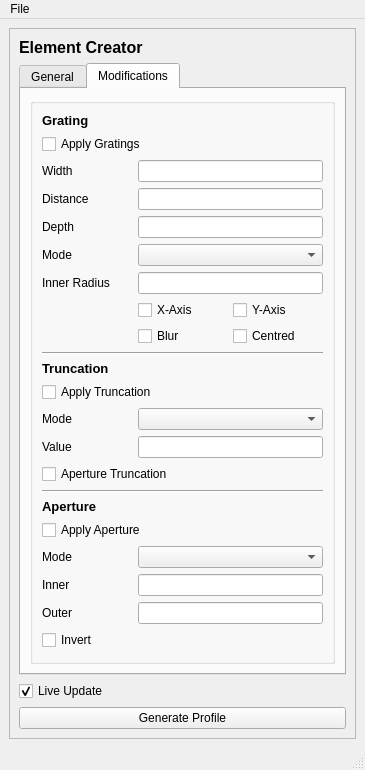
Above: juno/ui/qtdesigner_files/ElementCreation.ui from DeMarcoLab/juno before the change. Below: the same form after it.
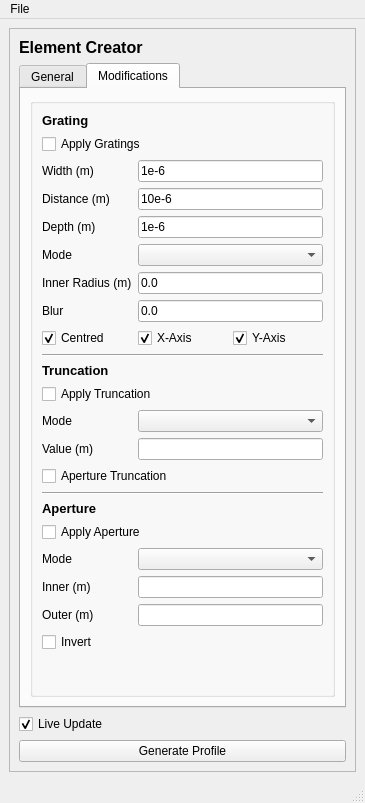
That is the form after the change.

Commit message: [FEAT] add changable value to grating blur

The edit to the form file:
```diff
--- a/juno/ui/qtdesigner_files/ElementCreation.ui
+++ b/juno/ui/qtdesigner_files/ElementCreation.ui
@@ -7,7 +7,7 @@
     <x>0</x>
     <y>0</y>
     <width>365</width>
-    <height>718</height>
+    <height>803</height>
    </rect>
   </property>
   <property name="windowTitle">
@@ -210,21 +210,121 @@
               <bool>true</bool>
              </property>
              <layout class="QGridLayout" name="gridLayout_6">
-              <item row="22" column="0">
-               <widget class="QLabel" name="label_aperture_outer">
+              <item row="1" column="0" colspan="3">
+               <widget class="QCheckBox" name="checkBox_use_grating">
                 <property name="text">
-                 <string>Outer</string>
+                 <string>Apply Gratings</string>
                 </property>
                </widget>
               </item>
               <item row="2" column="0">
                <widget class="QLabel" name="label_grating_width">
                 <property name="text">
-                 <string>Width</string>
+                 <string>Width (m)</string>
                 </property>
                </widget>
               </item>
-              <item row="24" column="1">
+              <item row="2" column="1" colspan="2">
+               <widget class="QLineEdit" name="lineEdit_grating_width">
+                <property name="text">
+                 <string>1e-6</string>
+                </property>
+               </widget>
+              </item>
+              <item row="14" column="1" colspan="2">
+               <widget class="QComboBox" name="comboBox_truncation_mode"/>
+              </item>
+              <item row="10" column="0" colspan="3">
+               <widget class="Line" name="line">
+                <property name="orientation">
+                 <enum>Qt::Horizontal</enum>
+                </property>
+               </widget>
+              </item>
+              <item row="3" column="0">
+               <widget class="QLabel" name="label_grating_distance">
+                <property name="text">
+                 <string>Distance (m)</string>
+                </property>
+               </widget>
+              </item>
+              <item row="13" column="0" colspan="2">
+               <widget class="QCheckBox" name="checkBox_use_truncation">
+                <property name="text">
+                 <string>Apply Truncation</string>
+                </property>
+               </widget>
+              </item>
+              <item row="21" column="0">
+               <widget class="QLabel" name="label_aperture_mode">
+                <property name="text">
+                 <string>Mode</string>
+                </property>
+               </widget>
+              </item>
+              <item row="8" column="2">
+               <widget class="QCheckBox" name="checkBox_grating_y_axis">
+                <property name="text">
+                 <string>Y-Axis</string>
+                </property>
+                <property name="checked">
+                 <bool>true</bool>
+                </property>
+               </widget>
+              </item>
+              <item row="4" column="0">
+               <widget class="QLabel" name="label_grating_depth">
+                <property name="text">
+                 <string>Depth (m)</string>
+                </property>
+               </widget>
+              </item>
+              <item row="22" column="0">
+               <widget class="QLabel" name="label_aperture_inner">
+                <property name="text">
+                 <string>Inner (m)</string>
+                </property>
+               </widget>
+              </item>
+              <item row="4" column="1" colspan="2">
+               <widget class="QLineEdit" name="lineEdit_grating_depth">
+                <property name="text">
+                 <string>1e-6</string>
+                </property>
+               </widget>
+              </item>
+              <item row="8" column="0">
+               <widget class="QCheckBox" name="checkBox_grating_centred">
+                <property name="text">
+                 <string>Centred</string>
+                </property>
+                <property name="checked">
+                 <bool>true</bool>
+                </property>
+               </widget>
+              </item>
+              <item row="24" column="0">
+               <widget class="QCheckBox" name="checkBox_aperture_invert">
+                <property name="text">
+                 <string>Invert</string>
+                </property>
+               </widget>
+              </item>
+              <item row="19" column="0" colspan="3">
+               <widget class="QLabel" name="label_aperture_header">
+                <property name="font">
+                 <font>
+                  <pointsize>10</pointsize>
+                  <weight>75</weight>
+                  <bold>true</bold>
+                 </font>
+                </property>
+                <property name="text">
+                 <string>Aperture</string>
+                </property>
+               </widget>
+              </item>
+              <item row="25" column="1">
                <spacer name="verticalSpacer">
                 <property name="orientation">
                  <enum>Qt::Vertical</enum>
@@ -237,130 +337,93 @@
                 </property>
                </spacer>
               </item>
-              <item row="16" column="0" colspan="3">
-               <widget class="Line" name="line_2">
-                <property name="orientation">
-                 <enum>Qt::Horizontal</enum>
+              <item row="0" column="0">
+               <widget class="QLabel" name="label_grating_header">
+                <property name="font">
+                 <font>
+                  <pointsize>10</pointsize>
+                  <weight>75</weight>
+                  <bold>true</bold>
+                 </font>
                 </property>
+                <property name="text">
+                 <string>Grating</string>
+                </property>
                </widget>
               </item>
-              <item row="21" column="0">
-               <widget class="QLabel" name="label_aperture_inner">
+              <item row="14" column="0">
+               <widget class="QLabel" name="label_truncation_mode">
                 <property name="text">
-                 <string>Inner</string>
+                 <string>Mode</string>
                 </property>
                </widget>
               </item>
-              <item row="3" column="0">
-               <widget class="QLabel" name="label_grating_distance">
+              <item row="5" column="1" colspan="2">
+               <widget class="QComboBox" name="comboBox_grating_mode"/>
+              </item>
+              <item row="6" column="1" colspan="2">
+               <widget class="QLineEdit" name="lineEdit_grating_inner_radius">
                 <property name="text">
-                 <string>Distance</string>
+                 <string>0.0</string>
                 </property>
                </widget>
               </item>
-              <item row="13" column="1" colspan="2">
-               <widget class="QComboBox" name="comboBox_truncation_mode"/>
+              <item row="23" column="1" colspan="2">
+               <widget class="QLineEdit" name="lineEdit_aperture_outer"/>
+              </item>
+              <item row="15" column="0">
+               <widget class="QLabel" name="label_truncation_value">
+                <property name="text">
+                 <string>Value (m)</string>
+                </property>
+               </widget>
               </item>
               <item row="3" column="1" colspan="2">
-               <widget class="QLineEdit" name="lineEdit_grating_distance"/>
-              </item>
-              <item row="2" column="1" colspan="2">
-               <widget class="QLineEdit" name="lineEdit_grating_width"/>
-              </item>
-              <item row="21" column="1" colspan="2">
-               <widget class="QLineEdit" name="lineEdit_aperture_inner"/>
-              </item>
-              <item row="4" column="0">
-               <widget class="QLabel" name="label_grating_depth">
+               <widget class="QLineEdit" name="lineEdit_grating_distance">
                 <property name="text">
-                 <string>Depth</string>
+                 <string>10e-6</string>
                 </property>
                </widget>
               </item>
-              <item row="19" column="0" colspan="3">
+              <item row="20" column="0" colspan="3">
                <widget class="QCheckBox" name="checkBox_use_aperture">
                 <property name="text">
                  <string>Apply Aperture</string>
                 </property>
                </widget>
               </item>
-              <item row="12" column="0" colspan="2">
-               <widget class="QCheckBox" name="checkBox_use_truncation">
-                <property name="text">
-                 <string>Apply Truncation</string>
-                </property>
-               </widget>
-              </item>
-              <item row="1" column="0" colspan="3">
-               <widget class="QCheckBox" name="checkBox_use_grating">
-                <property name="text">
-                 <string>Apply Gratings</string>
-                </property>
-               </widget>
-              </item>
-              <item row="20" column="1" colspan="2">
+              <item row="21" column="1" colspan="2">
                <widget class="QComboBox" name="comboBox_aperture_mode"/>
               </item>
-              <item row="14" column="1" colspan="2">
+              <item row="15" column="1" colspan="2">
                <widget class="QLineEdit" name="lineEdit_truncation_value"/>
               </item>
-              <item row="10" column="0" colspan="3">
-               <widget class="QLabel" name="label_truncation_header">
-                <property name="font">
-                 <font>
-                  <pointsize>10</pointsize>
-                  <weight>75</weight>
-                  <bold>true</bold>
-                 </font>
-                </property>
-                <property name="text">
-                 <string>Truncation</string>
-                </property>
-               </widget>
-              </item>
-              <item row="9" column="0" colspan="3">
-               <widget class="Line" name="line">
-                <property name="orientation">
-                 <enum>Qt::Horizontal</enum>
-                </property>
-               </widget>
-              </item>
               <item row="23" column="0">
-               <widget class="QCheckBox" name="checkBox_aperture_invert">
+               <widget class="QLabel" name="label_aperture_outer">
                 <property name="text">
-                 <string>Invert</string>
+                 <string>Outer (m)</string>
                 </property>
                </widget>
               </item>
-              <item row="22" column="1" colspan="2">
-               <widget class="QLineEdit" name="lineEdit_aperture_outer"/>
+              <item row="8" column="1">
+               <widget class="QCheckBox" name="checkBox_grating_x_axis">
+                <property name="text">
+                 <string>X-Axis</string>
+                </property>
+                <property name="checked">
+                 <bool>true</bool>
+                </property>
+               </widget>
               </item>
-              <item row="4" column="1" colspan="2">
-               <widget class="QLineEdit" name="lineEdit_grating_depth"/>
-              </item>
-              <item row="15" column="0" colspan="2">
+              <item row="16" column="0" colspan="2">
                <widget class="QCheckBox" name="checkBox_truncation_aperture">
                 <property name="text">
                  <string>Aperture Truncation</string>
                 </property>
                </widget>
               </item>
-              <item row="13" column="0">
-               <widget class="QLabel" name="label_truncation_mode">
-                <property name="text">
-                 <string>Mode</string>
-                </property>
-               </widget>
-              </item>
-              <item row="20" column="0">
-               <widget class="QLabel" name="label_aperture_mode">
-                <property name="text">
-                 <string>Mode</string>
-                </property>
-               </widget>
-              </item>
-              <item row="0" column="0">
-               <widget class="QLabel" name="label_grating_header">
+              <item row="11" column="0" colspan="3">
+               <widget class="QLabel" name="label_truncation_header">
                 <property name="font">
                  <font>
                   <pointsize>10</pointsize>
@@ -369,79 +432,48 @@
                  </font>
                 </property>
                 <property name="text">
-                 <string>Grating</string>
+                 <string>Truncation</string>
                 </property>
                </widget>
               </item>
-              <item row="18" column="0" colspan="3">
-               <widget class="QLabel" name="label_aperture_header">
-                <property name="font">
-                 <font>
-                  <pointsize>10</pointsize>
-                  <weight>75</weight>
-                  <bold>true</bold>
-                 </font>
-                </property>
-                <property name="text">
-                 <string>Aperture</string>
-                </property>
-               </widget>
-              </item>
-              <item row="14" column="0">
-               <widget class="QLabel" name="label_truncation_value">
-                <property name="text">
-                 <string>Value</string>
-                </property>
-               </widget>
-              </item>
-              <item row="5" column="1" colspan="2">
-               <widget class="QComboBox" name="comboBox_grating_mode"/>
-              </item>
-              <item row="5" column="0">
-               <widget class="QLabel" name="label_grating_mode">
-                <property name="text">
-                 <string>Mode</string>
-                </property>
-               </widget>
+              <item row="22" column="1" colspan="2">
+               <widget class="QLineEdit" name="lineEdit_aperture_inner"/>
               </item>
               <item row="6" column="0">
                <widget class="QLabel" name="label_grating_inner_radius">
                 <property name="text">
-                 <string>Inner Radius</string>
+                 <string>Inner Radius (m)</string>
                 </property>
                </widget>
               </item>
-              <item row="6" column="1" colspan="2">
-               <widget class="QLineEdit" name="lineEdit_grating_inner_radius"/>
-              </item>
-              <item row="7" column="2">
-               <widget class="QCheckBox" name="checkBox_grating_y_axis">
-                <property name="text">
-                 <string>Y-Axis</string>
+              <item row="17" column="0" colspan="3">
+               <widget class="Line" name="line_2">
+                <property name="orientation">
+                 <enum>Qt::Horizontal</enum>
                 </property>
                </widget>
               </item>
-              <item row="8" column="2">
-               <widget class="QCheckBox" name="checkBox_grating_centred">
+              <item row="5" column="0">
+               <widget class="QLabel" name="label_grating_mode">
                 <property name="text">
-                 <string>Centred</string>
+                 <string>Mode</string>
                 </property>
                </widget>
               </item>
-              <item row="7" column="1">
-               <widget class="QCheckBox" name="checkBox_grating_x_axis">
-                <property name="text">
-                 <string>X-Axis</string>
-                </property>
-               </widget>
-              </item>
-              <item row="8" column="1">
-               <widget class="QCheckBox" name="checkBox_grating_blur">
+              <item row="7" column="0">
+               <widget class="QLabel" name="label_grating_blur">
                 <property name="text">
                  <string>Blur</string>
                 </property>
                </widget>
               </item>
+              <item row="7" column="1" colspan="2">
+               <widget class="QLineEdit" name="lineEdit_grating_blur">
+                <property name="text">
+                 <string>0.0</string>
+                </property>
+               </widget>
+              </item>
              </layout>
             </widget>
            </item>
```
The commit also changes 4 other files.
